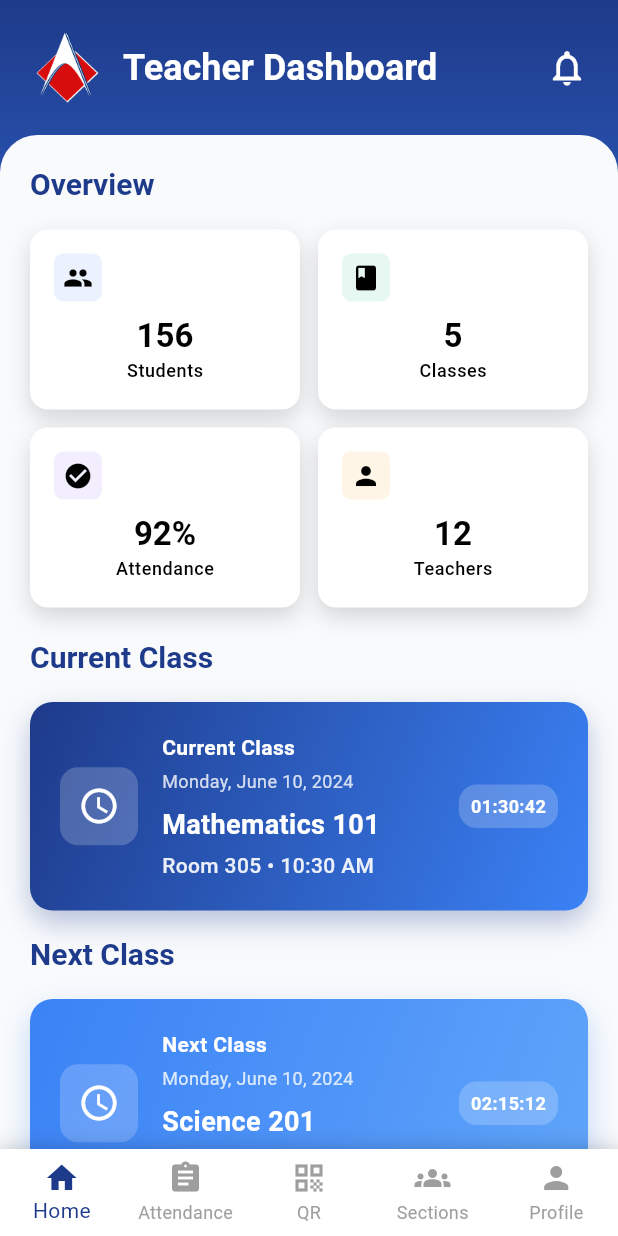
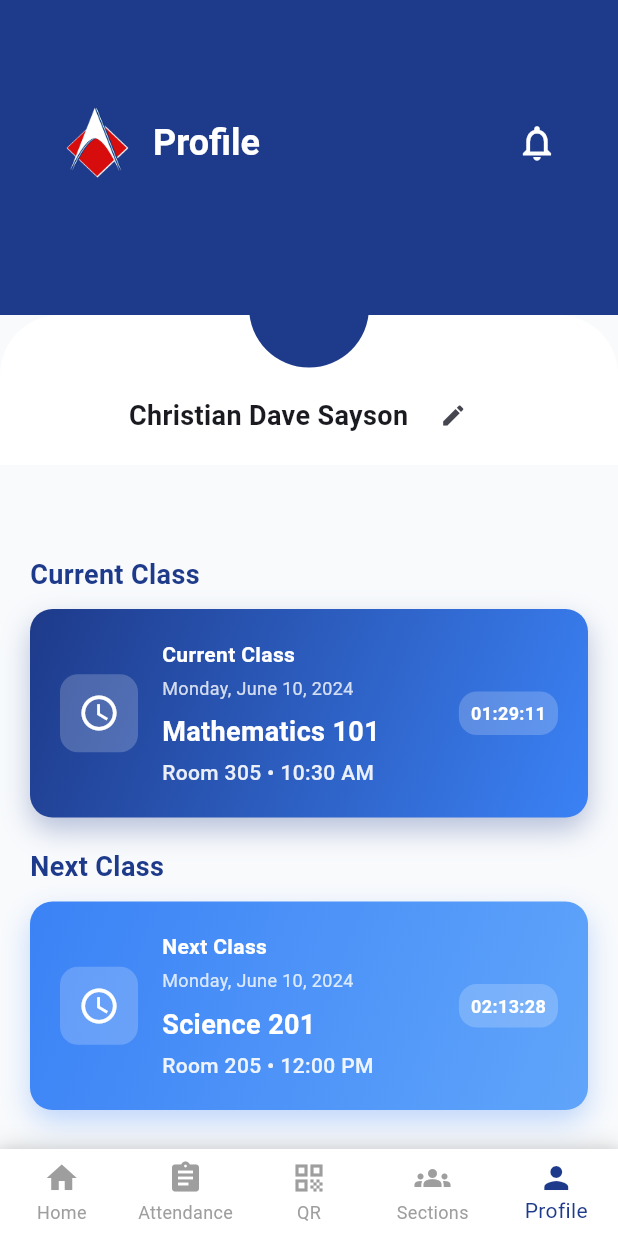
Before and after one commit to Davefgh/Attendance_Monitoring_Mobile, a Flutter app: the DashboardScreen screen opened directly, item 5 of the bottom bar chosen, on a phone screen of 412 x 824 dp. Run offline on Flutter 3.47's test engine with Material 3 defaults, Android fonts, the phone set to English and light mode, and no system bars.

Commit message:
feat: implenet: profile feature

```diff
--- a/lib/screens/attendance_screen.dart
+++ b/lib/screens/attendance_screen.dart
@@ -1,4 +1,5 @@
 import 'package:flutter/material.dart';
+import 'profile_screen.dart';
 
 class AttendanceScreen extends StatefulWidget {
   const AttendanceScreen({super.key});
@@ -212,6 +213,12 @@ class _AttendanceScreenState extends State<AttendanceScreen> {
           onTap: (index) {
             if (index == 0) {
               Navigator.of(context).pop(); // Go back to dashboard
+            } else if (index == 4) {
+              Navigator.of(context).push(
+                MaterialPageRoute(
+                  builder: (context) => const ProfileScreen(),
+                ),
+              );
             }
           },
           items: const [
@@ -231,10 +238,10 @@ class _AttendanceScreenState extends State<AttendanceScreen> {
               icon: Icon(Icons.groups),
               label: 'Sections',
             ),
-            BottomNavigationBarItem(
-              icon: Icon(Icons.person),
-              label: 'Profile',
-            ),
+        BottomNavigationBarItem(
+          icon: Icon(Icons.person),
+          label: 'Profile',
+        ),
           ],
         ),
       ),
--- a/lib/screens/dashboard_screen.dart
+++ b/lib/screens/dashboard_screen.dart
@@ -1,5 +1,6 @@
 import 'package:flutter/material.dart';
 import 'attendance_screen.dart';
+import 'profile_screen.dart';
 
 class DashboardScreen extends StatefulWidget {
   const DashboardScreen({super.key});
@@ -254,6 +255,12 @@ class _DashboardScreenState extends State<DashboardScreen> {
                   builder: (context) => const AttendanceScreen(),
                 ),
               );
+            } else if (index == 4) {
+              Navigator.of(context).push(
+                MaterialPageRoute(
+                  builder: (context) => const ProfileScreen(),
+                ),
+              );
             }
           },
           items: const [
--- /dev/null
+++ b/lib/screens/profile_screen.dart
@@ -0,0 +1,321 @@
+import 'package:flutter/material.dart';
+import 'attendance_screen.dart';
+import 'dashboard_screen.dart';
+
+class ProfileScreen extends StatefulWidget {
+  const ProfileScreen({super.key});
+
+  @override
+  State<ProfileScreen> createState() => _ProfileScreenState();
+}
+
+class _ProfileScreenState extends State<ProfileScreen> {
+  @override
+  Widget build(BuildContext context) {
+    return Scaffold(
+      backgroundColor: const Color(0xFFF8FAFC),
+      body: Column(
+        children: [
+          // Blue Header
+          Container(
+            width: double.infinity,
+            padding: const EdgeInsets.only(top: 50, left: 20, right: 20, bottom: 70),
+            decoration: const BoxDecoration(
+              color: Color(0xFF1E3A8A),
+            ),
+            child: Padding(
+              padding: const EdgeInsets.all(20),
+              child: Row(
+                children: [
+                  Image.asset('images/aclc logo.png', width: 50, height: 50, fit: BoxFit.contain),
+                  const SizedBox(width: 12),
+                  Expanded(
+                    child: Text(
+                      'Profile',
+                      style: Theme.of(context).textTheme.headlineMedium?.copyWith(
+                            color: Colors.white,
+                            fontWeight: FontWeight.bold,
+                            fontSize: 24,
+                          ),
+                    ),
+                  ),
+                  const Icon(
+                    Icons.notifications_outlined,
+                    color: Colors.white,
+                    size: 28,
+                  ),
+                ],
+              ),
+            ),
+          ),
+
+          // White oblong background + avatar + name
+          Stack(
+            clipBehavior: Clip.none,
+            children: [
+              // White oblong background
+              Container(
+                width: double.infinity,
+                height: 100,
+                decoration: const BoxDecoration(
+                  color: Colors.white,
+                  borderRadius: BorderRadius.only(
+                    topLeft: Radius.circular(40),
+                    topRight: Radius.circular(40),
+                  ),
+                ),
+              ),
+
+              // Profile content overlapping
+              Positioned(
+                top: -45,
+                left: 0,
+                right: 0,
+                child: Column(
+                  children: [
+                    const CircleAvatar(
+                      radius: 40,
+                      backgroundColor: Color(0xFF1E3A8A),
+                    ),
+                    const SizedBox(height: 8),
+                    Row(
+                      mainAxisAlignment: MainAxisAlignment.center,
+                      children: [
+                        const Text(
+                          "Christian Dave Sayson",
+                          style: TextStyle(
+                            fontSize: 18,
+                            fontWeight: FontWeight.w600,
+                          ),
+                        ),
+                        const SizedBox(width: 6),
+                        IconButton(
+                          onPressed: () {},
+                          icon: const Icon(Icons.edit, size: 18),
+                        ),
+                      ],
+                    ),
+                  ],
+                ),
+              ),
+            ],
+          ),
+
+          const SizedBox(height: 40),
+
+          // Scrollable class cards
+          Expanded(
+            child: ClipRRect(
+              borderRadius: const BorderRadius.only(
+                topLeft: Radius.circular(25),
+                topRight: Radius.circular(25),
+              ),
+              child: Container(
+                color: const Color(0xFFF8FAFC),
+                child: SingleChildScrollView(
+                  padding: const EdgeInsets.all(20),
+                  child: Column(
+                    crossAxisAlignment: CrossAxisAlignment.start,
+                    children: [
+                      const Text(
+                        'Current Class',
+                        style: TextStyle(
+                          fontSize: 18,
+                          fontWeight: FontWeight.bold,
+                          color: Color(0xFF1E3A8A),
+                        ),
+                      ),
+                      const SizedBox(height: 10),
+                      _buildClassCard(
+                        title: 'Mathematics 101',
+                        room: 'Room 305 • 10:30 AM',
+                        date: 'Monday, June 10, 2024',
+                        timeLeft: '01:29:11',
+                        isCurrent: true,
+                      ),
+                      const SizedBox(height: 20),
+                      const Text(
+                        'Next Class',
+                        style: TextStyle(
+                          fontSize: 18,
+                          fontWeight: FontWeight.bold,
+                          color: Color(0xFF1E3A8A),
+                        ),
+                      ),
+                      const SizedBox(height: 10),
+                      _buildClassCard(
+                        title: 'Science 201',
+                        room: 'Room 205 • 12:00 PM',
+                        date: 'Monday, June 10, 2024',
+                        timeLeft: '02:13:28',
+                        isCurrent: false,
+                      ),
+                    ],
+                  ),
+                ),
+              ),
+            ),
+          ),
+        ],
+      ),
+
+      // ✅ Bottom Navigation Bar
+      bottomNavigationBar: Container(
+        decoration: BoxDecoration(
+          color: Colors.white,
+          boxShadow: [
+            BoxShadow(
+              color: Colors.black.withOpacity(0.1),
+              blurRadius: 10,
+              offset: const Offset(0, -5),
+            ),
+          ],
+        ),
+        child: BottomNavigationBar(
+          backgroundColor: Colors.white,
+          selectedItemColor: const Color(0xFF1E3A8A),
+          unselectedItemColor: Colors.grey,
+          type: BottomNavigationBarType.fixed,
+          currentIndex: 4,
+          onTap: (index) {
+            if (index == 0) {
+              Navigator.of(context).pushReplacement(
+                MaterialPageRoute(builder: (context) => const DashboardScreen()),
+              );
+            } else if (index == 1) {
+              Navigator.of(context).pushReplacement(
+                MaterialPageRoute(builder: (context) => const AttendanceScreen()),
+              );
+            }
+          },
+          items: const [
+            BottomNavigationBarItem(
+              icon: Icon(Icons.home),
+              label: 'Home',
+            ),
+            BottomNavigationBarItem(
+              icon: Icon(Icons.assignment),
+              label: 'Attendance',
+            ),
+            BottomNavigationBarItem(
+              icon: Icon(Icons.qr_code),
+              label: 'QR',
+            ),
+            BottomNavigationBarItem(
+              icon: Icon(Icons.groups),
+              label: 'Sections',
+            ),
+            BottomNavigationBarItem(
+              icon: Icon(Icons.person),
+              label: 'Profile',
+            ),
+          ],
+        ),
+      ),
+    );
+  }
+
+  // Class Card Builder
+  Widget _buildClassCard({
+    required String title,
+    required String room,
+    required String date,
+    required String timeLeft,
+    required bool isCurrent,
+  }) {
+    return Container(
+      padding: const EdgeInsets.all(20),
+      decoration: BoxDecoration(
+        gradient: LinearGradient(
+          colors: isCurrent
+              ? [const Color(0xFF1E3A8A), const Color(0xFF3B82F6)]
+              : [const Color(0xFF3B82F6), const Color(0xFF60A5FA)],
+          begin: Alignment.topLeft,
+          end: Alignment.bottomRight,
+        ),
+        borderRadius: BorderRadius.circular(15),
+        boxShadow: [
+          BoxShadow(
+            color: (isCurrent ? const Color(0xFF1E3A8A) : const Color(0xFF3B82F6))
+                .withOpacity(0.3),
+            blurRadius: 15,
+            offset: const Offset(0, 8),
+          ),
+        ],
+      ),
+      child: Row(
+        children: [
+          Container(
+            padding: const EdgeInsets.all(12),
+            decoration: BoxDecoration(
+              color: Colors.white.withOpacity(0.2),
+              borderRadius: BorderRadius.circular(12),
+            ),
+            child: const Icon(
+              Icons.schedule,
+              color: Colors.white,
+              size: 28,
+            ),
+          ),
+          const SizedBox(width: 16),
+          Expanded(
+            child: Column(
+              crossAxisAlignment: CrossAxisAlignment.start,
+              children: [
+                Text(
+                  isCurrent ? 'Current Class' : 'Next Class',
+                  style: const TextStyle(
+                    color: Colors.white,
+                    fontSize: 14,
+                    fontWeight: FontWeight.w600,
+                  ),
+                ),
+                const SizedBox(height: 4),
+                Text(
+                  date,
+                  style: TextStyle(
+                    color: Colors.white.withOpacity(0.8),
+                    fontSize: 12,
+                  ),
+                ),
+                const SizedBox(height: 8),
+                Text(
+                  title,
+                  style: const TextStyle(
+                    color: Colors.white,
+                    fontSize: 18,
+                    fontWeight: FontWeight.bold,
+                  ),
+                ),
+                const SizedBox(height: 4),
+                Text(
+                  room,
+                  style: TextStyle(
+                    color: Colors.white.withOpacity(0.9),
+                    fontSize: 14,
+                    fontWeight: FontWeight.w500,
+                  ),
+                ),
+              ],
+            ),
+          ),
+          Container(
+            padding: const EdgeInsets.symmetric(horizontal: 8, vertical: 6),
+            decoration: BoxDecoration(
+              color: Colors.white.withOpacity(0.2),
+              borderRadius: BorderRadius.circular(12),
+            ),
+            child: Text(
+              timeLeft,
+              style: const TextStyle(
+                color: Colors.white,
+                fontSize: 12,
+                fontWeight: FontWeight.bold,
+              ),
+            ),
+          ),
+        ],
+      ),
+    );
+  }
+}
```
